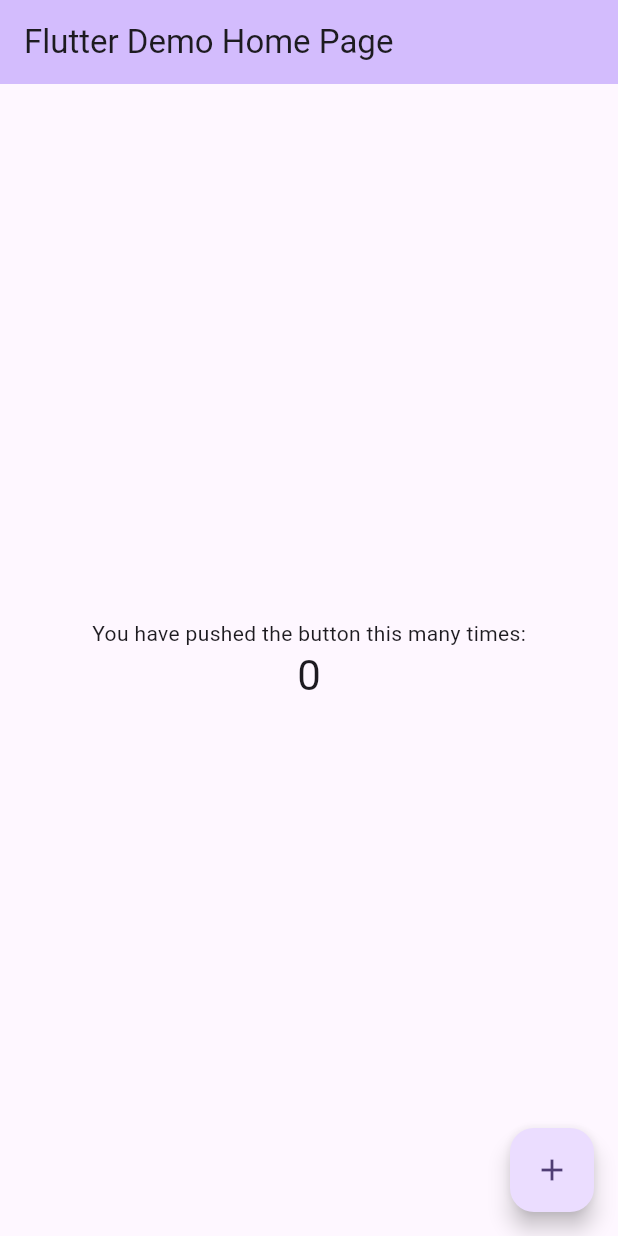
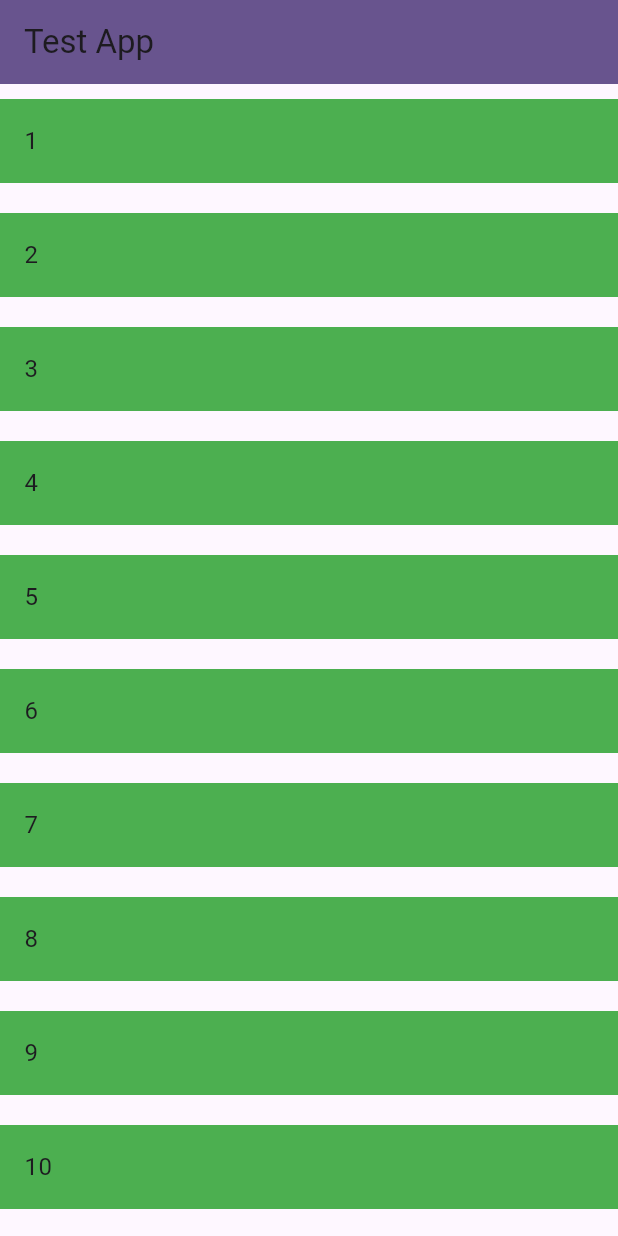
Before and after one commit to amrabdalsattar/admin_dashboard, a Flutter app: the screen it shows after launch, on a phone screen of 412 x 824 dp. Run offline on Flutter 3.47's test engine with Material 3 defaults, Android fonts, the phone set to English and light mode, and no system bars.

Commit message:
- Done with layout builder

```diff
--- a/lib/main.dart
+++ b/lib/main.dart
@@ -1,3 +1,5 @@
+import 'dart:developer';
+
 import 'package:flutter/material.dart';
 
 void main() {
@@ -7,119 +9,119 @@ void main() {
 class MyApp extends StatelessWidget {
   const MyApp({super.key});
 
-  // This widget is the root of your application.
   @override
   Widget build(BuildContext context) {
     return MaterialApp(
-      title: 'Flutter Demo',
+      debugShowCheckedModeBanner: false,
+      title: 'Test App',
       theme: ThemeData(
-        // This is the theme of your application.
-        //
-        // TRY THIS: Try running your application with "flutter run". You'll see
-        // the application has a purple toolbar. Then, without quitting the app,
-        // try changing the seedColor in the colorScheme below to Colors.green
-        // and then invoke "hot reload" (save your changes or press the "hot
-        // reload" button in a Flutter-supported IDE, or press "r" if you used
-        // the command line to start the app).
-        //
-        // Notice that the counter didn't reset back to zero; the application
-        // state is not lost during the reload. To reset the state, use hot
-        // restart instead.
-        //
-        // This works for code too, not just values: Most code changes can be
-        // tested with just a hot reload.
         colorScheme: ColorScheme.fromSeed(seedColor: Colors.deepPurple),
         useMaterial3: true,
       ),
-      home: const MyHomePage(title: 'Flutter Demo Home Page'),
+      home: const MyHomePage(title: 'Test App'),
     );
   }
 }
 
-class MyHomePage extends StatefulWidget {
+class MyHomePage extends StatelessWidget {
   const MyHomePage({super.key, required this.title});
-
-  // This widget is the home page of your application. It is stateful, meaning
-  // that it has a State object (defined below) that contains fields that affect
-  // how it looks.
-
-  // This class is the configuration for the state. It holds the values (in this
-  // case the title) provided by the parent (in this case the App widget) and
-  // used by the build method of the State. Fields in a Widget subclass are
-  // always marked "final".
 
   final String title;
 
   @override
-  State<MyHomePage> createState() => _MyHomePageState();
+  Widget build(BuildContext context) {
+    log("${MediaQuery.of(context).size.height}");
+    return Scaffold(
+      appBar: AppBar(
+        backgroundColor: Theme.of(context).colorScheme.primary,
+        title: Text(title),
+      ),
+      body: LayoutBuilder(
+        builder: (context, constraints) {
+          log("${constraints.maxWidth}");
+          if (constraints.maxWidth <= 572) {
+            return const MobileLayout();
+          } else {
+            return const TabletLayout();
+          }
+        },
+      ),
+    );
+  }
 }
 
-class _MyHomePageState extends State<MyHomePage> {
-  int _counter = 0;
-
-  void _incrementCounter() {
-    setState(() {
-      // This call to setState tells the Flutter framework that something has
-      // changed in this State, which causes it to rerun the build method below
-      // so that the display can reflect the updated values. If we changed
-      // _counter without calling setState(), then the build method would not be
-      // called again, and so nothing would appear to happen.
-      _counter++;
-    });
-  }
+class MobileLayout extends StatelessWidget {
+  const MobileLayout({super.key});
 
   @override
   Widget build(BuildContext context) {
-    // This method is rerun every time setState is called, for instance as done
-    // by the _incrementCounter method above.
-    //
-    // The Flutter framework has been optimized to make rerunning build methods
-    // fast, so that you can just rebuild anything that needs updating rather
-    // than having to individually change instances of widgets.
-    return Scaffold(
-      appBar: AppBar(
-        // TRY THIS: Try changing the color here to a specific color (to
-        // Colors.amber, perhaps?) and trigger a hot reload to see the AppBar
-        // change color while the other colors stay the same.
-        backgroundColor: Theme.of(context).colorScheme.inversePrimary,
-        // Here we take the value from the MyHomePage object that was created by
-        // the App.build method, and use it to set our appbar title.
-        title: Text(widget.title),
-      ),
-      body: Center(
-        // Center is a layout widget. It takes a single child and positions it
-        // in the middle of the parent.
-        child: Column(
-          // Column is also a layout widget. It takes a list of children and
-          // arranges them vertically. By default, it sizes itself to fit its
-          // children horizontally, and tries to be as tall as its parent.
-          //
-          // Column has various properties to control how it sizes itself and
-          // how it positions its children. Here we use mainAxisAlignment to
-          // center the children vertically; the main axis here is the vertical
-          // axis because Columns are vertical (the cross axis would be
-          // horizontal).
-          //
-          // TRY THIS: Invoke "debug painting" (choose the "Toggle Debug Paint"
-          // action in the IDE, or press "p" in the console), to see the
-          // wireframe for each widget.
-          mainAxisAlignment: MainAxisAlignment.center,
-          children: <Widget>[
-            const Text(
-              'You have pushed the button this many times:',
-            ),
-            Text(
-              '$_counter',
-              style: Theme.of(context).textTheme.headlineMedium,
-            ),
-          ],
+    return ListView.builder(
+        itemCount: 10,
+        itemBuilder: (context, index) => Container(
+              color: Colors.green,
+              margin: const EdgeInsets.symmetric(vertical: 10),
+              child: ListTile(
+                onTap: () {
+                  Navigator.push(context, MaterialPageRoute(builder: (context) {
+                    return Details(num: index + 1);
+                  }));
+                },
+                title: Text("${index + 1}"),
+              ),
+            ));
+  }
+}
+
+class TabletLayout extends StatefulWidget {
+  const TabletLayout({super.key});
+
+  @override
+  State<TabletLayout> createState() => _TabletLayoutState();
+}
+
+class _TabletLayoutState extends State<TabletLayout> {
+  int num = 1;
+
+  @override
+  Widget build(BuildContext context) {
+    return Row(
+      children: [
+        Expanded(
+          child: ListView.builder(
+              itemCount: 10,
+              itemBuilder: (context, index) => Container(
+                    color: Colors.green,
+                    margin: const EdgeInsets.symmetric(vertical: 10),
+                    child: ListTile(
+                      onTap: () {
+                        num = index + 1;
+                        setState(() {});
+                      },
+                      title: Text("${index + 1}"),
+                    ),
+                  )),
         ),
-      ),
-      floatingActionButton: FloatingActionButton(
-        onPressed: _incrementCounter,
-        tooltip: 'Increment',
-        child: const Icon(Icons.add),
-      ), // This trailing comma makes auto-formatting nicer for build methods.
+        Expanded(child: Center(child: Text("$num")))
+      ],
     );
   }
 }
+
+class Details extends StatelessWidget {
+  final int num;
+
+  const Details({super.key, required this.num});
+
+  @override
+  Widget build(BuildContext context) {
+    return Scaffold(
+      appBar: AppBar(),
+      body: Center(
+        child: Text(
+          "$num",
+          style: TextStyle(fontSize: 30),
+        ),
+      ),
+    );
+  }
+}
```
